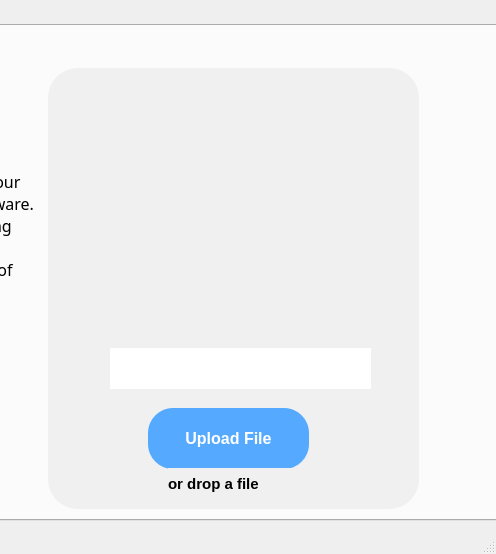
edeniyanda/CipheredVV, file ui/mainwindow.ui: the form before one commit; both pictures show x 354 to 850 and y 0 to 554 of the 850 by 554 pixel window.
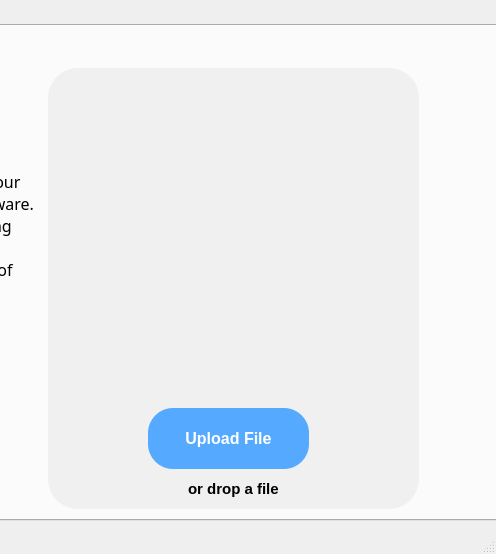
The form after the commit. The open tabs and pages were chosen to show the change. Icons and pictures are not drawn.

Commit message: Merge branch 'main' of https://github.com/Ezekiel712/CipheredVV

```diff
--- a/ui/mainwindow.ui
+++ b/ui/mainwindow.ui
@@ -27,6 +27,10 @@
       <height>521</height>
      </rect>
     </property>
+    <property name="styleSheet">
+     <string notr="true">
+</string>
+    </property>
     <property name="currentIndex">
      <number>0</number>
     </property>
@@ -217,10 +221,10 @@
       <widget class="QLabel" name="label">
        <property name="geometry">
         <rect>
-         <x>120</x>
-         <y>400</y>
+         <x>140</x>
+         <y>410</y>
          <width>131</width>
-         <height>31</height>
+         <height>21</height>
         </rect>
        </property>
        <property name="font">
@@ -238,12 +242,16 @@
       <widget class="QLabel" name="iconLabel">
        <property name="geometry">
         <rect>
-         <x>40</x>
-         <y>0</y>
-         <width>281</width>
-         <height>281</height>
+         <x>70</x>
+         <y>30</y>
+         <width>251</width>
+         <height>261</height>
         </rect>
        </property>
+       <property name="styleSheet">
+        <string notr="true">width: 50%;
+height: 50%</string>
+       </property>
        <property name="text">
         <string/>
        </property>
@@ -257,14 +265,21 @@
       <widget class="QLineEdit" name="lineEditfilename">
        <property name="geometry">
         <rect>
-         <x>62</x>
-         <y>280</y>
-         <width>261</width>
-         <height>41</height>
+         <x>90</x>
+         <y>300</y>
+         <width>171</width>
+         <height>31</height>
         </rect>
        </property>
        <property name="styleSheet">
-        <string notr="true">background-color: white;</string>
+        <string notr="true">background-color: transparent;
+height: 1px;
+width: 20px;
+
+</string>
+       </property>
+       <property name="text">
+        <string/>
        </property>
        <property name="dragEnabled">
         <bool>false</bool>
```
Left out of the diff: 8 changed lines with no effect on the pictures. The commit also changes 1 other file.
